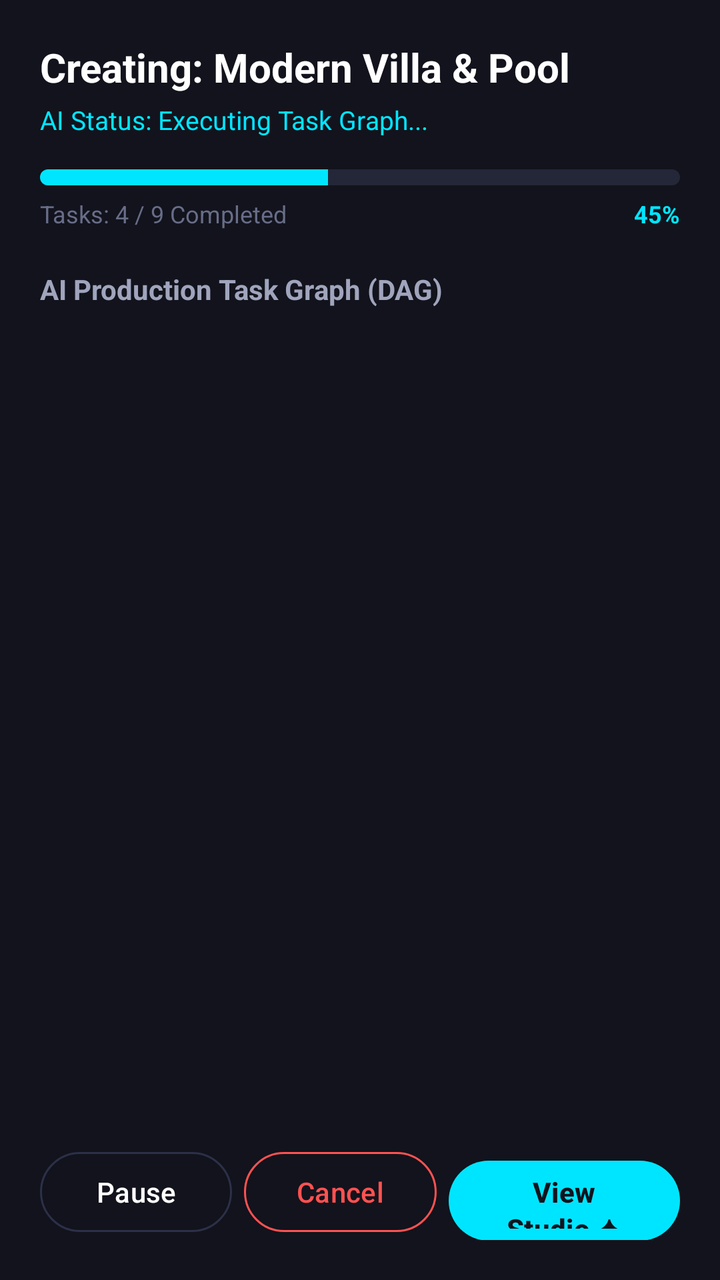
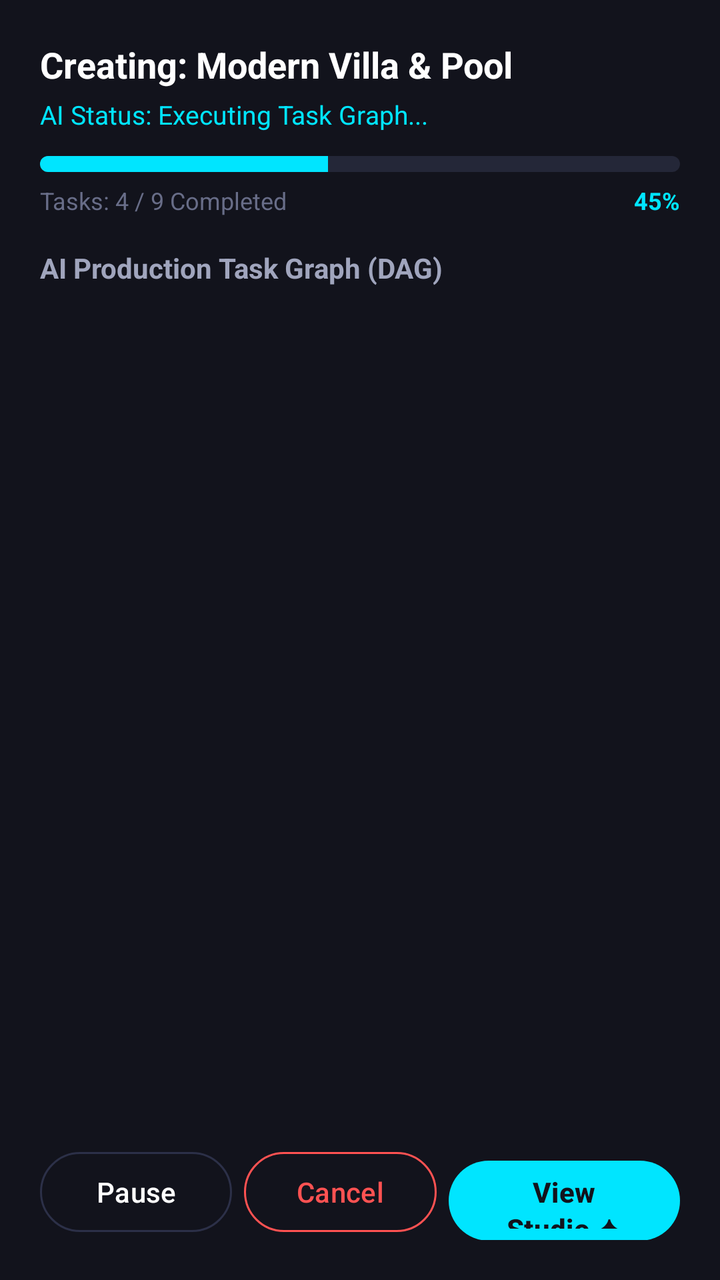

An Android layout rendered at two revisions. The XML below is the earlier revision; the diff shows what the commit changed to produce the second picture.
<!-- AndroidManifest.xml: application theme Theme.Vynara -->
<!-- res/layout/fragment_production.xml -->
<?xml version="1.0" encoding="utf-8"?>
<LinearLayout xmlns:android="http://schemas.android.com/apk/res/android"
    xmlns:app="http://schemas.android.com/apk/res-auto"
    android:layout_width="match_parent"
    android:layout_height="match_parent"
    android:background="@color/bg_dark"
    android:orientation="vertical"
    android:padding="20dp">

    
    <TextView
        android:id="@+id/tv_project_title"
        android:layout_width="wrap_content"
        android:layout_height="wrap_content"
        android:text="Creating: Modern Villa &amp; Pool"
        android:textColor="@color/text_primary"
        android:textSize="20sp"
        android:textStyle="bold" />

    <TextView
        android:id="@+id/tv_current_task_status"
        android:layout_width="wrap_content"
        android:layout_height="wrap_content"
        android:layout_marginTop="4dp"
        android:text="AI Status: Executing Task Graph..."
        android:textColor="@color/primary"
        android:textSize="13sp" />

    
    <ProgressBar
        android:id="@+id/progress_production"
        style="@style/Widget.AppCompat.ProgressBar.Horizontal"
        android:layout_width="match_parent"
        android:layout_height="8dp"
        android:layout_marginTop="16dp"
        android:max="100"
        android:progress="45"
        android:progressDrawable="@drawable/bg_progress_bar" />

    <RelativeLayout
        android:layout_width="match_parent"
        android:layout_height="wrap_content"
        android:layout_marginTop="6dp">

        <TextView
            android:id="@+id/tv_task_counter"
            android:layout_width="wrap_content"
            android:layout_height="wrap_content"
            android:text="Tasks: 4 / 9 Completed"
            android:textColor="@color/text_muted"
            android:textSize="12sp" />

        <TextView
            android:id="@+id/tv_progress_percent"
            android:layout_width="wrap_content"
            android:layout_height="wrap_content"
            android:layout_alignParentEnd="true"
            android:text="45%"
            android:textColor="@color/primary"
            android:textSize="12sp"
            android:textStyle="bold" />
    </RelativeLayout>

    
    <TextView
        android:layout_width="wrap_content"
        android:layout_height="wrap_content"
        android:layout_marginTop="20dp"
        android:text="AI Production Task Graph (DAG)"
        android:textColor="@color/text_secondary"
        android:textSize="14sp"
        android:textStyle="bold" />

    <androidx.recyclerview.widget.RecyclerView
        android:id="@+id/rv_tasks"
        android:layout_width="match_parent"
        android:layout_height="0dp"
        android:layout_marginTop="8dp"
        android:layout_weight="1"
        android:scrollbars="vertical" />

    
    <LinearLayout
        android:layout_width="match_parent"
        android:layout_height="wrap_content"
        android:layout_marginTop="16dp"
        android:orientation="horizontal">

        <com.google.android.material.button.MaterialButton
            android:id="@+id/btn_pause_production"
            style="@style/Widget.Material3.Button.OutlinedButton"
            android:layout_width="0dp"
            android:layout_height="48dp"
            android:layout_marginEnd="6dp"
            android:layout_weight="1"
            android:text="Pause"
            android:textColor="@color/text_primary"
            app:strokeColor="@color/border_dark" />

        <com.google.android.material.button.MaterialButton
            android:id="@+id/btn_cancel_production"
            style="@style/Widget.Material3.Button.OutlinedButton"
            android:layout_width="0dp"
            android:layout_height="48dp"
            android:layout_marginEnd="6dp"
            android:layout_weight="1"
            android:text="Cancel"
            android:textColor="@color/status_error"
            app:strokeColor="@color/status_error" />

        <com.google.android.material.button.MaterialButton
            android:id="@+id/btn_open_in_studio"
            android:layout_width="0dp"
            android:layout_height="48dp"
            android:layout_weight="1.2"
            android:text="View Studio ✦"
            android:textColor="@color/bg_dark"
            android:textStyle="bold"
            app:backgroundTint="@color/primary" />
    </LinearLayout>
</LinearLayout>
<!-- resources referenced by this layout -->
<resources>
  <color name="bg_dark">#12131C</color>
  <color name="border_dark">#2C3048</color>
  <color name="primary">#00E5FF</color>
  <color name="status_error">#FF5252</color>
  <color name="text_muted">#686D88</color>
  <color name="text_primary">#FFFFFF</color>
  <color name="text_secondary">#A0A5BD</color>
  <!-- drawable bg_progress_bar (drawable) -->
  <?xml version="1.0" encoding="utf-8"?>
  <layer-list xmlns:android="http://schemas.android.com/apk/res/android">
      <item android:id="@android:id/background">
          <shape>
              <solid android:color="@color/bg_card_elevated" />
              <corners android:radius="4dp" />
          </shape>
      </item>
      <item android:id="@android:id/progress">
          <clip>
              <shape>
                  <solid android:color="@color/primary" />
                  <corners android:radius="4dp" />
              </shape>
          </clip>
      </item>
  </layer-list>
  <style name="Theme.Vynara" parent="Theme.Material3.Dark.NoActionBar">
          <item name="colorPrimary">@color/primary</item>
          <item name="colorOnPrimary">@color/bg_dark</item>
          <item name="colorSecondary">@color/accent_magenta</item>
          <item name="colorOnSecondary">@color/white</item>
          <item name="android:statusBarColor">@color/bg_dark</item>
          <item name="android:navigationBarColor">@color/bg_dark</item>
          <item name="android:windowBackground">@color/bg_dark</item>
      </style>
  <color name="bg_card_elevated">#242738</color>
  <color name="accent_magenta">#FF2A85</color>
  <color name="white">#FFFFFFFF</color>
</resources>

<!-- the commit's change to res/layout/fragment_production.xml (unified diff, before → after) -->
@@ -10,18 +10,23 @@
     
     <TextView
         android:id="@+id/tv_project_title"
-        android:layout_width="wrap_content"
+        android:layout_width="match_parent"
         android:layout_height="wrap_content"
+        android:ellipsize="end"
+        android:lineSpacingExtra="2dp"
+        android:maxLines="2"
         android:text="Creating: Modern Villa &amp; Pool"
         android:textColor="@color/text_primary"
-        android:textSize="20sp"
+        android:textSize="18sp"
         android:textStyle="bold" />
 
     <TextView
         android:id="@+id/tv_current_task_status"
-        android:layout_width="wrap_content"
+        android:layout_width="match_parent"
         android:layout_height="wrap_content"
         android:layout_marginTop="4dp"
+        android:ellipsize="end"
+        android:maxLines="2"
         android:text="AI Status: Executing Task Graph..."
         android:textColor="@color/primary"
         android:textSize="13sp" />
@@ -32,7 +37,7 @@
         style="@style/Widget.AppCompat.ProgressBar.Horizontal"
         android:layout_width="match_parent"
         android:layout_height="8dp"
-        android:layout_marginTop="16dp"
+        android:layout_marginTop="12dp"
         android:max="100"
         android:progress="45"
         android:progressDrawable="@drawable/bg_progress_bar" />
@@ -65,7 +70,7 @@
     <TextView
         android:layout_width="wrap_content"
         android:layout_height="wrap_content"
-        android:layout_marginTop="20dp"
+        android:layout_marginTop="16dp"
         android:text="AI Production Task Graph (DAG)"
         android:textColor="@color/text_secondary"
         android:textSize="14sp"
@@ -83,7 +88,7 @@
     <LinearLayout
         android:layout_width="match_parent"
         android:layout_height="wrap_content"
-        android:layout_marginTop="16dp"
+        android:layout_marginTop="12dp"
         android:orientation="horizontal">
 
         <com.google.android.material.button.MaterialButton
